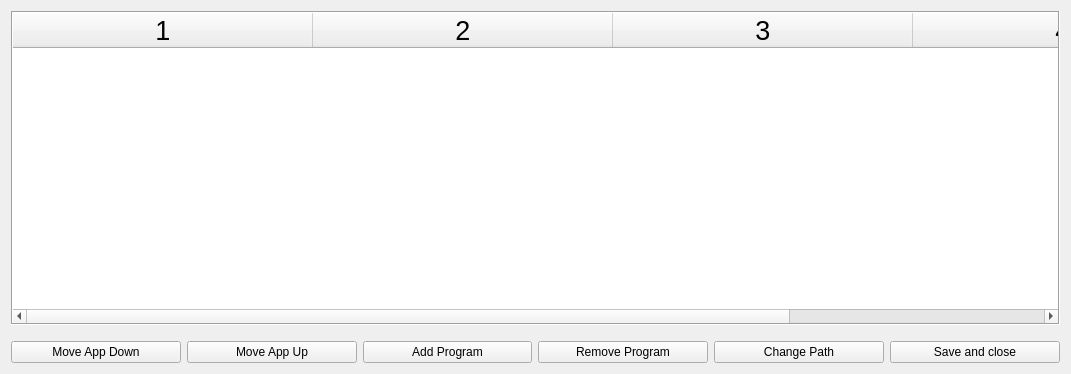
Old version of the form Dialogs/appdlg.ui in the repository towhee/Winnow64.
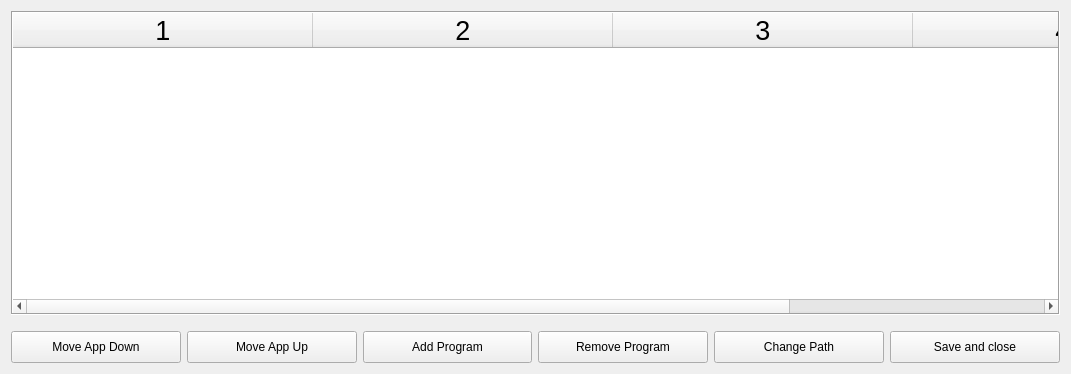
New version of the form.

```diff
--- a/Dialogs/appdlg.ui
+++ b/Dialogs/appdlg.ui
@@ -11,7 +11,7 @@
    </rect>
   </property>
   <property name="sizePolicy">
-   <sizepolicy hsizetype="Maximum" vsizetype="MinimumExpanding">
+   <sizepolicy hsizetype="Maximum" vsizetype="Fixed">
     <horstretch>0</horstretch>
     <verstretch>0</verstretch>
    </sizepolicy>
@@ -93,6 +93,24 @@
     <layout class="QHBoxLayout" name="horizontalLayout_2">
      <item>
       <widget class="QPushButton" name="moveDown">
+       <property name="sizePolicy">
+        <sizepolicy hsizetype="Minimum" vsizetype="Minimum">
+         <horstretch>0</horstretch>
+         <verstretch>0</verstretch>
+        </sizepolicy>
+       </property>
+       <property name="minimumSize">
+        <size>
+         <width>0</width>
+         <height>32</height>
+        </size>
+       </property>
+       <property name="maximumSize">
+        <size>
+         <width>16777215</width>
+         <height>32</height>
+        </size>
+       </property>
        <property name="toolTip">
         <string>Select a row and then click this button to move the row down</string>
        </property>
@@ -106,6 +124,24 @@
      </item>
      <item>
       <widget class="QPushButton" name="moveUp">
+       <property name="sizePolicy">
+        <sizepolicy hsizetype="Minimum" vsizetype="Minimum">
+         <horstretch>0</horstretch>
+         <verstretch>0</verstretch>
+        </sizepolicy>
+       </property>
+       <property name="minimumSize">
+        <size>
+         <width>0</width>
+         <height>32</height>
+        </size>
+       </property>
+       <property name="maximumSize">
+        <size>
+         <width>16777215</width>
+         <height>32</height>
+        </size>
+       </property>
        <property name="toolTip">
         <string>Select a row and then click this button to move the row up</string>
        </property>
@@ -119,6 +155,24 @@
      </item>
      <item>
       <widget class="QPushButton" name="addBtn">
+       <property name="sizePolicy">
+        <sizepolicy hsizetype="Minimum" vsizetype="Minimum">
+         <horstretch>0</horstretch>
+         <verstretch>0</verstretch>
+        </sizepolicy>
+       </property>
+       <property name="minimumSize">
+        <size>
+         <width>0</width>
+         <height>32</height>
+        </size>
+       </property>
+       <property name="maximumSize">
+        <size>
+         <width>16777215</width>
+         <height>32</height>
+        </size>
+       </property>
        <property name="toolTip">
         <string>Add a program to the table (up to 10 programs)</string>
        </property>
@@ -132,6 +186,24 @@
      </item>
      <item>
       <widget class="QPushButton" name="removeBtn">
+       <property name="sizePolicy">
+        <sizepolicy hsizetype="Minimum" vsizetype="Minimum">
+         <horstretch>0</horstretch>
+         <verstretch>0</verstretch>
+        </sizepolicy>
+       </property>
+       <property name="minimumSize">
+        <size>
+         <width>0</width>
+         <height>32</height>
+        </size>
+       </property>
+       <property name="maximumSize">
+        <size>
+         <width>16777215</width>
+         <height>32</height>
+        </size>
+       </property>
        <property name="toolTip">
         <string>Remove the selected program from the table</string>
        </property>
@@ -145,6 +217,24 @@
      </item>
      <item>
       <widget class="QPushButton" name="changePathBtn">
+       <property name="sizePolicy">
+        <sizepolicy hsizetype="Minimum" vsizetype="Minimum">
+         <horstretch>0</horstretch>
+         <verstretch>0</verstretch>
+        </sizepolicy>
+       </property>
+       <property name="minimumSize">
+        <size>
+         <width>0</width>
+         <height>0</height>
+        </size>
+       </property>
+       <property name="maximumSize">
+        <size>
+         <width>16777215</width>
+         <height>32</height>
+        </size>
+       </property>
        <property name="toolTip">
         <string>Relocate the program using Explorer/Finder.</string>
        </property>
@@ -158,6 +248,24 @@
      </item>
      <item>
       <widget class="QPushButton" name="okBtn">
+       <property name="sizePolicy">
+        <sizepolicy hsizetype="Minimum" vsizetype="Minimum">
+         <horstretch>0</horstretch>
+         <verstretch>0</verstretch>
+        </sizepolicy>
+       </property>
+       <property name="minimumSize">
+        <size>
+         <width>0</width>
+         <height>32</height>
+        </size>
+       </property>
+       <property name="maximumSize">
+        <size>
+         <width>16777215</width>
+         <height>32</height>
+        </size>
+       </property>
        <property name="toolTip">
         <string>Save the changes and exit.  To exit without saving changes press &quot;ESC&quot; or the close button &quot;X&quot;.</string>
        </property>
```
